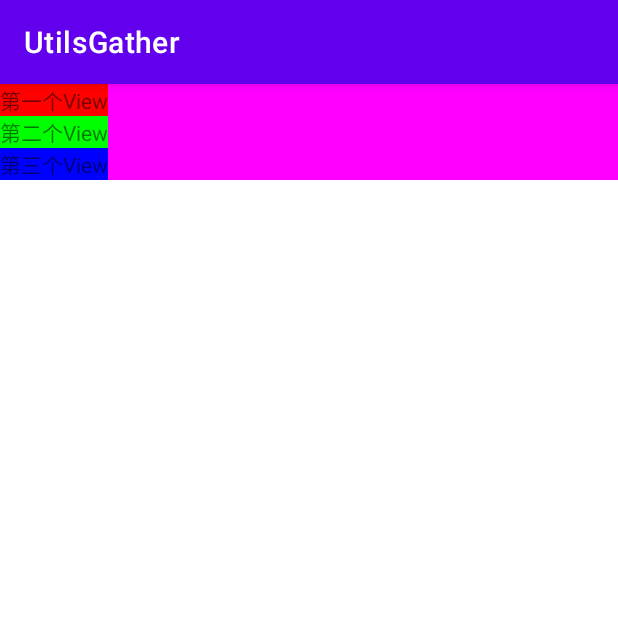
After one commit to 18319557579/UtilsGather, an Android app: the MyLinLayoutActivity screen opened directly, with no data from a screen before it, on a phone screen of 412 x 824 dp, the top half of it. The commit adds this screen. Run offline under Robolectric (Android 15) with nearby library versions, the phone set to English and light mode, and no system bars; Roboto replaces fonts that are not available here.

Commit message:
MyLinLayout自定义View

```diff
--- a/app/src/main/AndroidManifest.xml
+++ b/app/src/main/AndroidManifest.xml
@@ -19,6 +19,9 @@
         android:supportsRtl="true"
         android:theme="@style/Theme.UtilsGather"
         android:usesCleartextTraffic="true">
+        <activity
+            android:name=".qihang.twelve.MyLinLayoutActivity"
+            android:exported="false" />
         <activity
             android:name=".delegate.DelegateActivity"
             android:exported="false" />
--- a/app/src/main/java/com/example/utilsuser/MainActivity.kt
+++ b/app/src/main/java/com/example/utilsuser/MainActivity.kt
@@ -77,6 +77,7 @@ import com.example.utilsuser.qihang.ten.WaterActivity
 import com.example.utilsuser.qihang.three.AnimatorSetActivity
 import com.example.utilsuser.qihang.three.PathAnimatorActivity
 import com.example.utilsuser.qihang.three.ValueAnimatorActivity
+import com.example.utilsuser.qihang.twelve.MyLinLayoutActivity
 import com.example.utilsuser.qihang.two.ViewAnimationActivity
 import com.example.utilsuser.rxjava.RxJavaActivity
 import com.example.utilsuser.service.MyServiceActivity
@@ -410,6 +411,10 @@ class MainActivity : CallbackActivity() {
                     val intent = Intent(this@MainActivity, DelegateActivity::class.java)
                     startActivity(intent)
                 },
+                GuideItemEntity("跳转到 MyLinLayoutActivity") {
+                    val intent = Intent(this@MainActivity, MyLinLayoutActivity::class.java)
+                    startActivity(intent)
+                },
             )
 
         )
--- /dev/null
+++ b/app/src/main/java/com/example/utilsuser/qihang/twelve/MyLinLayout.kt
@@ -0,0 +1,51 @@
+package com.example.utilsuser.qihang.twelve
+
+import android.content.Context
+import android.util.AttributeSet
+import android.view.ViewGroup
+
+class MyLinLayout : ViewGroup {
+    constructor(context: Context, attributeSet: AttributeSet) : super(context, attributeSet)
+
+    override fun onMeasure(widthMeasureSpec: Int, heightMeasureSpec: Int) {
+        super.onMeasure(widthMeasureSpec, heightMeasureSpec)
+        val measureWidth = MeasureSpec.getSize(widthMeasureSpec)
+        val measureHeight = MeasureSpec.getSize(heightMeasureSpec)
+        val measureWidthMode = MeasureSpec.getMode(widthMeasureSpec)
+        val measureHeightMode = MeasureSpec.getMode(heightMeasureSpec)
+
+        var height = 0
+        var width = 0
+        val count = childCount
+        for (i in 0 until count) {
+            val child = getChildAt(i)
+            measureChild(child, widthMeasureSpec, heightMeasureSpec)
+            val childHeight = child.measuredHeight
+            val childWidth = child.measuredWidth
+            height += childHeight
+            width = Math.max(childWidth, width)
+        }
+
+        setMeasuredDimension(
+            if (measureWidthMode == MeasureSpec.EXACTLY) measureWidth else width,
+            if (measureHeightMode == MeasureSpec.EXACTLY) measureHeight else height
+        )
+
+    }
+
+    override fun onLayout(changed: Boolean, l: Int, t: Int, r: Int, b: Int) {
+        var top = 0
+        val count = childCount
+        for (i in 0 until count) {
+            val child = getChildAt(i)
+
+            val childHeight = child.measuredHeight
+            val childWidth = child.measuredWidth
+
+            child.layout(0, top, childWidth, top + childHeight)
+            top += childHeight
+        }
+    }
+
+
+}
--- /dev/null
+++ b/app/src/main/java/com/example/utilsuser/qihang/twelve/MyLinLayoutActivity.kt
@@ -0,0 +1,15 @@
+package com.example.utilsuser.qihang.twelve
+
+import android.os.Bundle
+import androidx.activity.enableEdgeToEdge
+import androidx.appcompat.app.AppCompatActivity
+import androidx.core.view.ViewCompat
+import androidx.core.view.WindowInsetsCompat
+import com.example.utilsuser.R
+
+class MyLinLayoutActivity : AppCompatActivity() {
+    override fun onCreate(savedInstanceState: Bundle?) {
+        super.onCreate(savedInstanceState)
+        setContentView(R.layout.activity_my_lin_layout)
+    }
+}
--- /dev/null
+++ b/app/src/main/res/layout/activity_my_lin_layout.xml
@@ -0,0 +1,30 @@
+<?xml version="1.0" encoding="utf-8"?>
+<com.example.utilsuser.qihang.twelve.MyLinLayout xmlns:android="http://schemas.android.com/apk/res/android"
+    xmlns:app="http://schemas.android.com/apk/res-auto"
+    xmlns:tools="http://schemas.android.com/tools"
+    android:id="@+id/main"
+    android:layout_width="match_parent"
+    android:layout_height="wrap_content"
+    tools:context=".qihang.twelve.MyLinLayoutActivity"
+    android:background="#ff00ff">
+
+    <TextView
+        android:text="第一个View"
+        android:layout_width="wrap_content"
+        android:layout_height="wrap_content"
+        android:background="#ff0000"/>
+
+    <TextView
+        android:text="第二个View"
+        android:layout_width="wrap_content"
+        android:layout_height="wrap_content"
+        android:background="#00ff00"/>
+
+    <TextView
+        android:text="第三个View"
+        android:layout_width="wrap_content"
+        android:layout_height="wrap_content"
+        android:background="#0000ff"/>
+
+
+</com.example.utilsuser.qihang.twelve.MyLinLayout>
```
